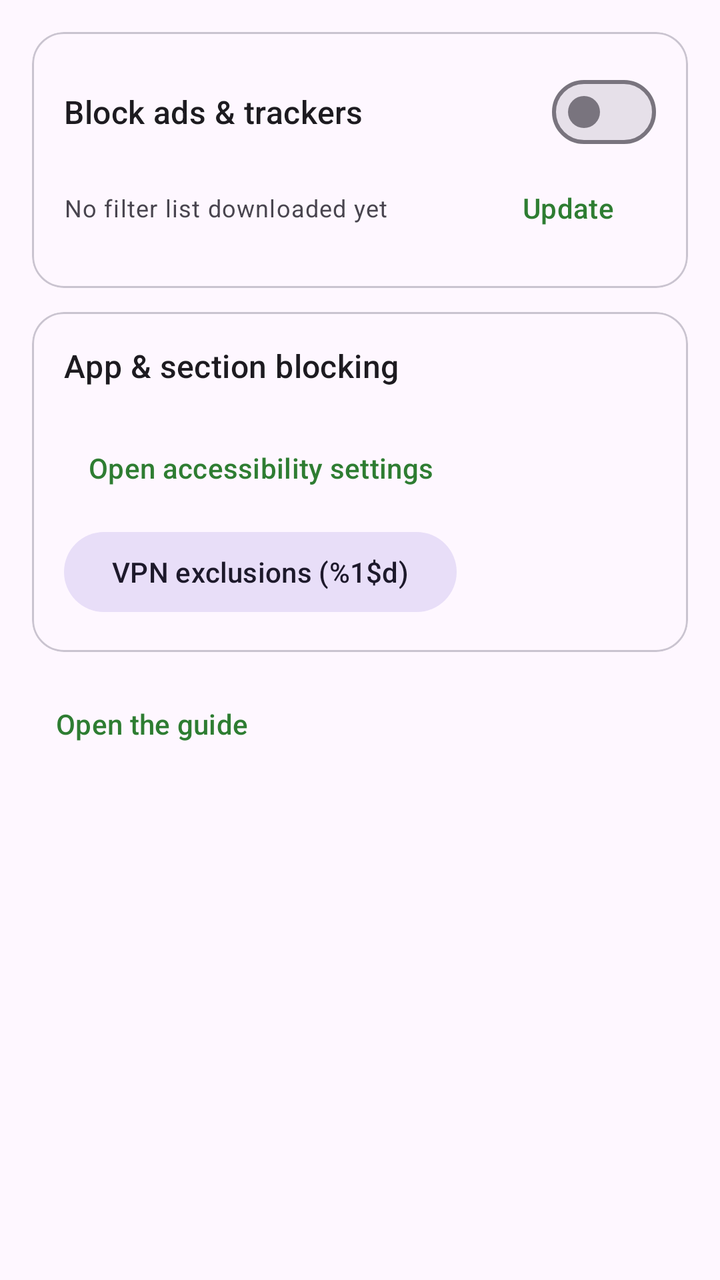
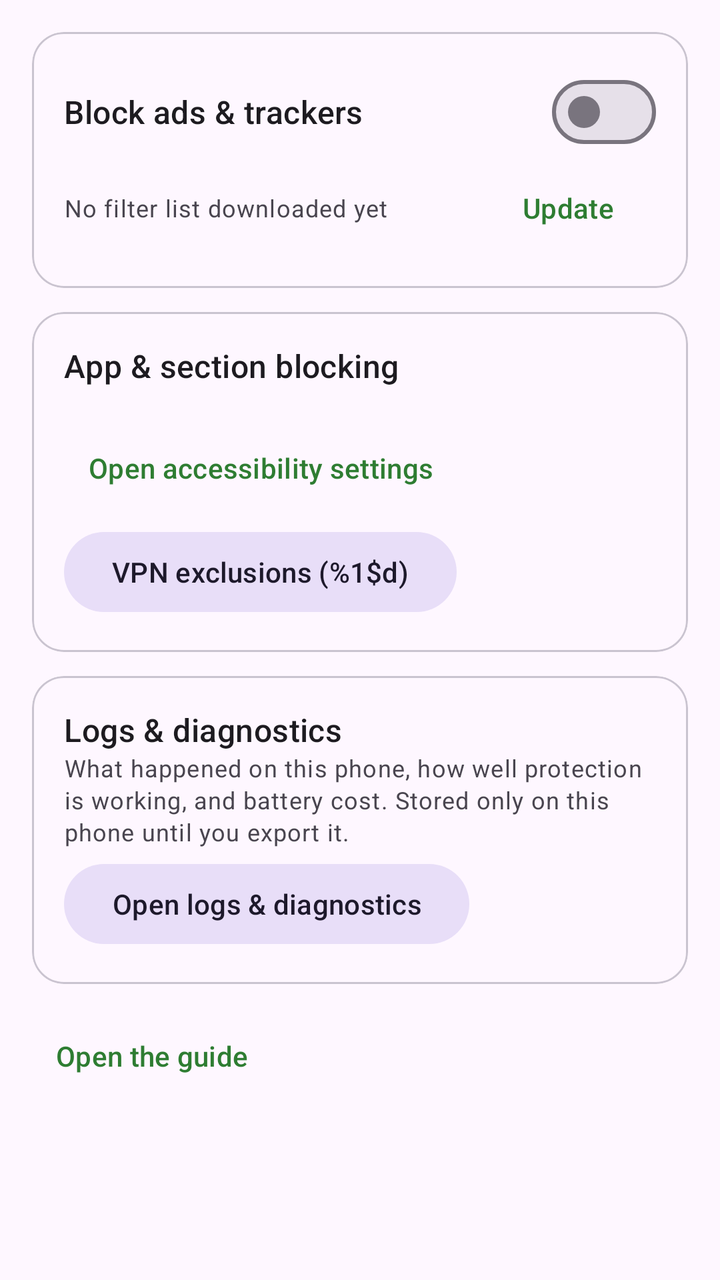

The first picture is an Android layout as it rendered before a commit; the second is the same layout after the commit. The layout source and the unified diff follow.
<!-- AndroidManifest.xml: application theme Theme.FocusFence -->
<!-- res/layout/fragment_settings.xml -->
<?xml version="1.0" encoding="utf-8"?>
<androidx.core.widget.NestedScrollView
    xmlns:android="http://schemas.android.com/apk/res/android"
    xmlns:app="http://schemas.android.com/apk/res-auto"
    android:layout_width="match_parent"
    android:layout_height="match_parent"
    android:fillViewport="true">

    <LinearLayout
        android:layout_width="match_parent"
        android:layout_height="wrap_content"
        android:orientation="vertical"
        android:padding="16dp">

        <com.google.android.material.card.MaterialCardView
            android:layout_width="match_parent"
            android:layout_height="wrap_content"
            app:cardCornerRadius="16dp"
            app:contentPadding="16dp">

            <LinearLayout
                android:layout_width="match_parent"
                android:layout_height="wrap_content"
                android:orientation="vertical">

                <LinearLayout
                    android:layout_width="match_parent"
                    android:layout_height="wrap_content"
                    android:gravity="center_vertical"
                    android:orientation="horizontal">

                    <TextView
                        android:layout_width="0dp"
                        android:layout_height="wrap_content"
                        android:layout_weight="1"
                        android:text="@string/adblock_label"
                        android:textAppearance="?attr/textAppearanceTitleMedium" />

                    <com.google.android.material.materialswitch.MaterialSwitch
                        android:id="@+id/adSwitch"
                        android:layout_width="wrap_content"
                        android:layout_height="wrap_content" />
                </LinearLayout>

                <LinearLayout
                    android:layout_width="match_parent"
                    android:layout_height="wrap_content"
                    android:gravity="center_vertical"
                    android:orientation="horizontal">

                    <TextView
                        android:id="@+id/adStatusText"
                        android:layout_width="0dp"
                        android:layout_height="wrap_content"
                        android:layout_weight="1"
                        android:text="@string/adlist_none"
                        android:textAppearance="?attr/textAppearanceBodySmall"
                        android:textColor="?android:attr/textColorSecondary" />

                    <Button
                        android:id="@+id/adUpdateButton"
                        style="@style/Widget.Material3.Button.TextButton"
                        android:layout_width="wrap_content"
                        android:layout_height="wrap_content"
                        android:text="@string/adlist_update" />
                </LinearLayout>
            </LinearLayout>
        </com.google.android.material.card.MaterialCardView>

        <com.google.android.material.card.MaterialCardView
            android:layout_width="match_parent"
            android:layout_height="wrap_content"
            android:layout_marginTop="12dp"
            app:cardCornerRadius="16dp"
            app:contentPadding="16dp">

            <LinearLayout
                android:layout_width="match_parent"
                android:layout_height="wrap_content"
                android:orientation="vertical">

                <TextView
                    android:layout_width="wrap_content"
                    android:layout_height="wrap_content"
                    android:text="@string/section_service_label"
                    android:textAppearance="?attr/textAppearanceTitleMedium" />

                <TextView
                    android:id="@+id/accessibilityStatusText"
                    android:layout_width="match_parent"
                    android:layout_height="wrap_content"
                    android:textAppearance="?attr/textAppearanceBodySmall"
                    android:textColor="?android:attr/textColorSecondary" />

                <Button
                    android:id="@+id/accessibilityButton"
                    style="@style/Widget.Material3.Button.TextButton"
                    android:layout_width="wrap_content"
                    android:layout_height="wrap_content"
                    android:text="@string/settings_accessibility_button" />

                <Button
                    android:id="@+id/excludedAppsButton"
                    style="@style/Widget.Material3.Button.TonalButton"
                    android:layout_width="wrap_content"
                    android:layout_height="wrap_content"
                    android:layout_marginTop="4dp"
                    android:text="@string/excluded_apps_button" />
            </LinearLayout>
        </com.google.android.material.card.MaterialCardView>

        <Button
            android:id="@+id/guideButton"
            style="@style/Widget.Material3.Button.TextButton"
            android:layout_width="wrap_content"
            android:layout_height="wrap_content"
            android:layout_marginTop="12dp"
            android:text="@string/settings_guide" />
    </LinearLayout>
</androidx.core.widget.NestedScrollView>
<!-- resources referenced by this layout -->
<resources>
  <string name="adblock_label">Block ads &amp; trackers</string>
  <string name="adlist_none">No filter list downloaded yet</string>
  <string name="adlist_update">Update</string>
  <string name="excluded_apps_button">VPN exclusions (%1$d)</string>
  <string name="section_service_label">App &amp; section blocking</string>
  <string name="settings_accessibility_button">Open accessibility settings</string>
  <string name="settings_guide">Open the guide</string>
  <style name="Theme.FocusFence" parent="Theme.Material3.DayNight.NoActionBar">
          <item name="colorPrimary">@color/brand_primary</item>
      </style>
  <color name="brand_primary">#2E7D32</color>
</resources>

<!-- the commit's change to res/layout/fragment_settings.xml (unified diff, before → after) -->
@@ -109,6 +109,41 @@
             </LinearLayout>
         </com.google.android.material.card.MaterialCardView>
 
+        <com.google.android.material.card.MaterialCardView
+            android:layout_width="match_parent"
+            android:layout_height="wrap_content"
+            android:layout_marginTop="12dp"
+            app:cardCornerRadius="16dp"
+            app:contentPadding="16dp">
+
+            <LinearLayout
+                android:layout_width="match_parent"
+                android:layout_height="wrap_content"
+                android:orientation="vertical">
+
+                <TextView
+                    android:layout_width="wrap_content"
+                    android:layout_height="wrap_content"
+                    android:text="@string/diag_title"
+                    android:textAppearance="?attr/textAppearanceTitleMedium" />
+
+                <TextView
+                    android:layout_width="match_parent"
+                    android:layout_height="wrap_content"
+                    android:text="@string/diag_settings_summary"
+                    android:textAppearance="?attr/textAppearanceBodySmall"
+                    android:textColor="?android:attr/textColorSecondary" />
+
+                <Button
+                    android:id="@+id/diagnosticsButton"
+                    style="@style/Widget.Material3.Button.TonalButton"
+                    android:layout_width="wrap_content"
+                    android:layout_height="wrap_content"
+                    android:layout_marginTop="4dp"
+                    android:text="@string/diag_open" />
+            </LinearLayout>
+        </com.google.android.material.card.MaterialCardView>
+
         <Button
             android:id="@+id/guideButton"
             style="@style/Widget.Material3.Button.TextButton"
<!-- resource entries referenced after the edit -->
@@ -3,6 +3,9 @@
   <string name="adblock_label">Block ads &amp; trackers</string>
   <string name="adlist_none">No filter list downloaded yet</string>
   <string name="adlist_update">Update</string>
+  <string name="diag_open">Open logs &amp; diagnostics</string>
+  <string name="diag_settings_summary">What happened on this phone, how well protection is working, and battery cost. Stored only on this phone until you export it.</string>
+  <string name="diag_title">Logs &amp; diagnostics</string>
   <string name="excluded_apps_button">VPN exclusions (%1$d)</string>
   <string name="section_service_label">App &amp; section blocking</string>
   <string name="settings_accessibility_button">Open accessibility settings</string>
